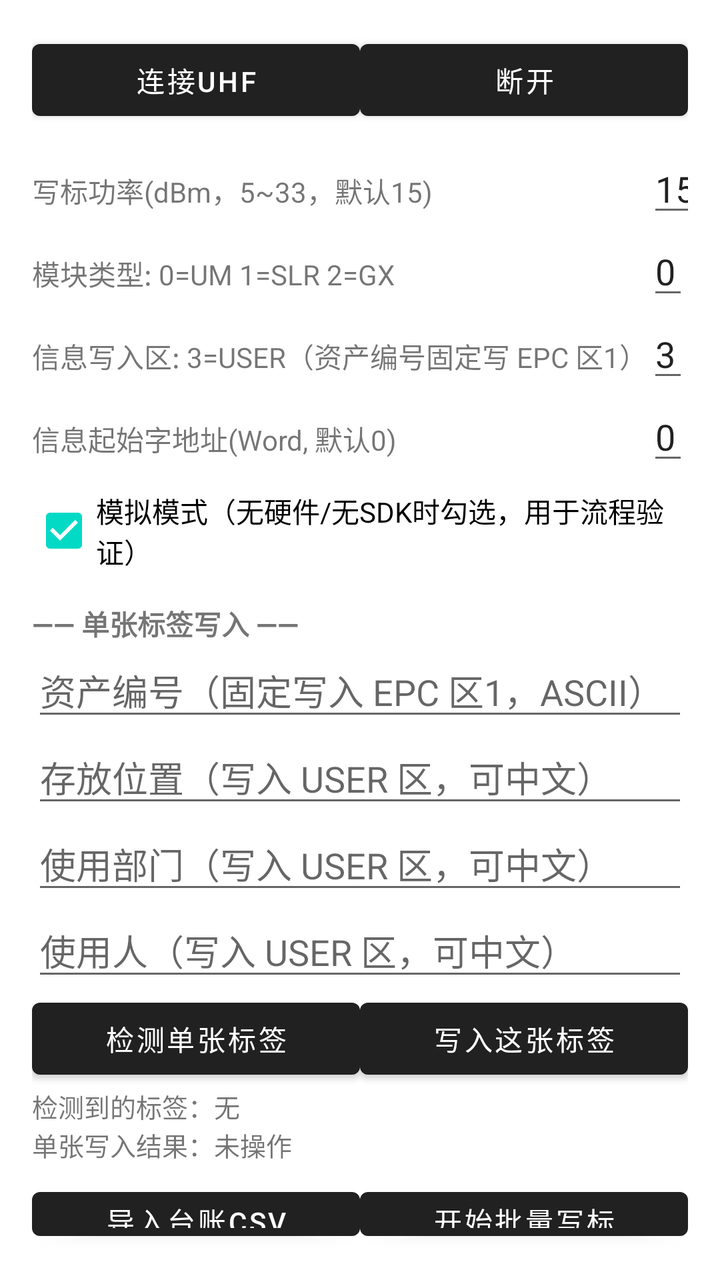
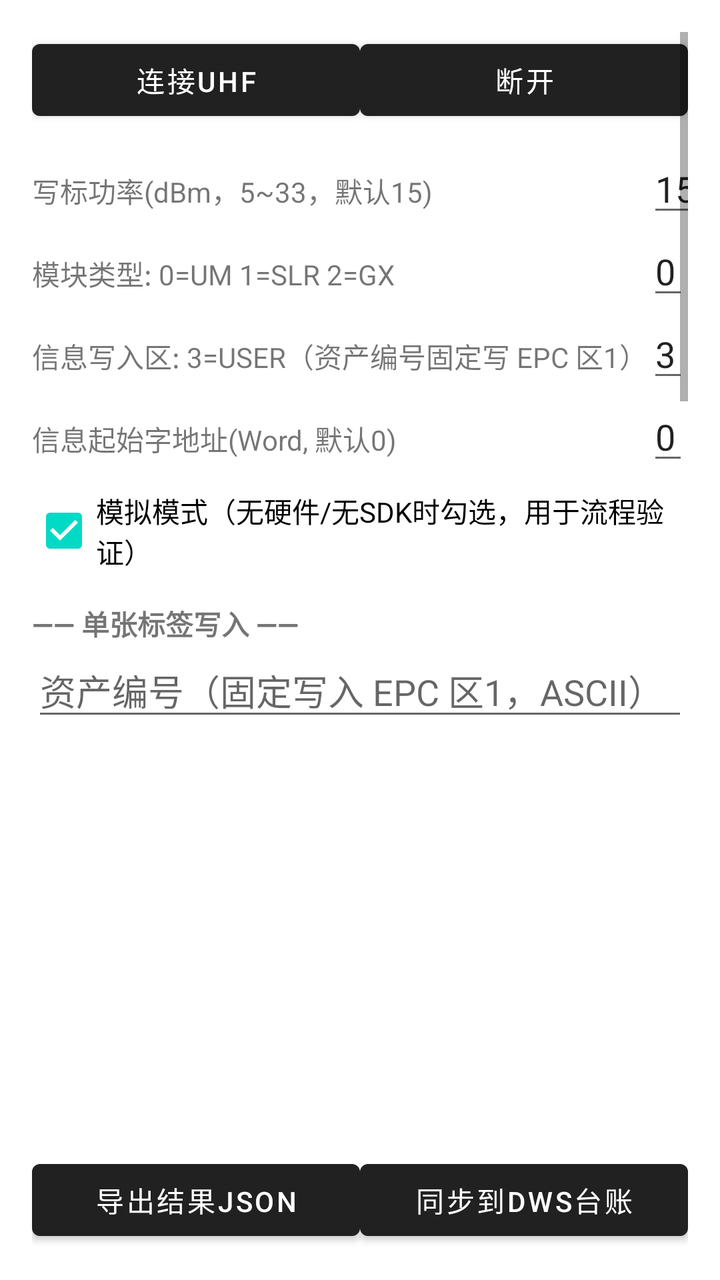

The first picture is an Android layout as it rendered before a commit; the second is the same layout after the commit. The layout source and the unified diff follow.
<!-- AndroidManifest.xml: application theme Theme.MaterialComponents.DayNight.DarkActionBar -->
<!-- res/layout/activity_main.xml -->
<?xml version="1.0" encoding="utf-8"?>
<LinearLayout xmlns:android="http://schemas.android.com/apk/res/android"
    android:layout_width="match_parent"
    android:layout_height="match_parent"
    android:orientation="vertical"
    android:padding="16dp">

    
    <LinearLayout
        android:layout_width="match_parent"
        android:layout_height="wrap_content"
        android:orientation="horizontal">
        <Button
            android:id="@+id/btnConnect"
            android:layout_width="0dp"
            android:layout_height="wrap_content"
            android:layout_weight="1"
            android:text="连接UHF" />
        <Button
            android:id="@+id/btnDisconnect"
            android:layout_width="0dp"
            android:layout_height="wrap_content"
            android:layout_weight="1"
            android:text="断开" />
    </LinearLayout>

    <GridLayout
        android:layout_width="match_parent"
        android:layout_height="wrap_content"
        android:columnCount="2"
        android:rowCount="4"
        android:layout_marginTop="8dp">

        <TextView android:text="@string/hint_power" />
        <EditText
            android:id="@+id/etPower"
            android:inputType="number"
            android:text="15" />

        <TextView android:text="@string/hint_module" />
        <EditText
            android:id="@+id/etModule"
            android:inputType="number"
            android:text="0" />

        <TextView android:text="@string/hint_target_bank" />
        <EditText
            android:id="@+id/etBank"
            android:inputType="number"
            android:text="3" />

        <TextView android:text="@string/hint_start_word" />
        <EditText
            android:id="@+id/etStartWord"
            android:inputType="number"
            android:text="0" />
    </GridLayout>

    
    <CheckBox
        android:id="@+id/chkSimulate"
        android:layout_width="match_parent"
        android:layout_height="wrap_content"
        android:layout_marginTop="4dp"
        android:checked="true"
        android:text="模拟模式（无硬件/无SDK时勾选，用于流程验证）" />

    
    <TextView
        android:layout_width="match_parent"
        android:layout_height="wrap_content"
        android:layout_marginTop="12dp"
        android:textStyle="bold"
        android:text="@string/single_section" />

    <EditText
        android:id="@+id/etSingleAsset"
        android:layout_width="match_parent"
        android:layout_height="wrap_content"
        android:inputType="text"
        android:hint="@string/hint_single_asset" />

    <EditText
        android:id="@+id/etLocation"
        android:layout_width="match_parent"
        android:layout_height="wrap_content"
        android:inputType="text"
        android:hint="@string/hint_location" />

    <EditText
        android:id="@+id/etDept"
        android:layout_width="match_parent"
        android:layout_height="wrap_content"
        android:inputType="text"
        android:hint="@string/hint_dept" />

    <EditText
        android:id="@+id/etOwner"
        android:layout_width="match_parent"
        android:layout_height="wrap_content"
        android:inputType="text"
        android:hint="@string/hint_owner" />

    <LinearLayout
        android:layout_width="match_parent"
        android:layout_height="wrap_content"
        android:orientation="horizontal">
        <Button
            android:id="@+id/btnDetectSingle"
            android:layout_width="0dp"
            android:layout_height="wrap_content"
            android:layout_weight="1"
            android:text="@string/btn_detect_single" />
        <Button
            android:id="@+id/btnWriteSingle"
            android:layout_width="0dp"
            android:layout_height="wrap_content"
            android:layout_weight="1"
            android:text="@string/btn_write_single" />
    </LinearLayout>

    <TextView
        android:id="@+id/tvDetected"
        android:layout_width="match_parent"
        android:layout_height="wrap_content"
        android:text="@string/tv_detected"
        android:textSize="13sp" />

    <TextView
        android:id="@+id/tvSingleResult"
        android:layout_width="match_parent"
        android:layout_height="wrap_content"
        android:text="@string/tv_single_result"
        android:textSize="13sp" />

    
    <LinearLayout
        android:layout_width="match_parent"
        android:layout_height="wrap_content"
        android:orientation="horizontal"
        android:layout_marginTop="8dp">
        <Button
            android:id="@+id/btnImport"
            android:layout_width="0dp"
            android:layout_height="wrap_content"
            android:layout_weight="1"
            android:text="导入台账CSV" />
        <Button
            android:id="@+id/btnStartWrite"
            android:layout_width="0dp"
            android:layout_height="wrap_content"
            android:layout_weight="1"
            android:text="开始批量写标" />
    </LinearLayout>

    
    <TextView
        android:id="@+id/tvStatus"
        android:layout_width="match_parent"
        android:layout_height="wrap_content"
        android:layout_marginTop="8dp"
        android:text="状态：未连接"
        android:textSize="14sp" />

    <TextView
        android:id="@+id/tvProgress"
        android:layout_width="match_parent"
        android:layout_height="wrap_content"
        android:text="进度：0 / 0"
        android:textSize="14sp" />

    
    <androidx.recyclerview.widget.RecyclerView
        android:id="@+id/rvResults"
        android:layout_width="match_parent"
        android:layout_height="0dp"
        android:layout_weight="1"
        android:layout_marginTop="8dp" />

    
    <LinearLayout
        android:layout_width="match_parent"
        android:layout_height="wrap_content"
        android:orientation="horizontal">
        <Button
            android:id="@+id/btnExport"
            android:layout_width="0dp"
            android:layout_height="wrap_content"
            android:layout_weight="1"
            android:text="导出结果JSON" />
        <Button
            android:id="@+id/btnSync"
            android:layout_width="0dp"
            android:layout_height="wrap_content"
            android:layout_weight="1"
            android:text="同步到dws台账" />
    </LinearLayout>
</LinearLayout>
<!-- resources referenced by this layout -->
<resources>
  <string name="btn_detect_single">检测单张标签</string>
  <string name="btn_write_single">写入这张标签</string>
  <string name="hint_dept">使用部门（写入 USER 区，可中文）</string>
  <string name="hint_location">存放位置（写入 USER 区，可中文）</string>
  <string name="hint_module">模块类型: 0=UM 1=SLR 2=GX</string>
  <string name="hint_owner">使用人（写入 USER 区，可中文）</string>
  <string name="hint_power">写标功率(dBm，5~33，默认15)</string>
  <string name="hint_single_asset">资产编号（固定写入 EPC 区1，ASCII）</string>
  <string name="hint_start_word">信息起始字地址(Word, 默认0)</string>
  <string name="hint_target_bank">信息写入区: 3=USER（资产编号固定写 EPC 区1）</string>
  <string name="single_section">—— 单张标签写入 ——</string>
  <string name="tv_detected">检测到的标签：无</string>
  <string name="tv_single_result">单张写入结果：未操作</string>
</resources>

<!-- the commit's change to res/layout/activity_main.xml (unified diff, before → after) -->
@@ -6,6 +6,18 @@
     android:padding="16dp">
 
     
+    <ScrollView
+        android:layout_width="match_parent"
+        android:layout_height="0dp"
+        android:layout_weight="1"
+        android:fillViewport="true">
+
+        <LinearLayout
+            android:layout_width="match_parent"
+            android:layout_height="wrap_content"
+            android:orientation="vertical">
+
+    
     <LinearLayout
         android:layout_width="match_parent"
         android:layout_height="wrap_content"
@@ -169,13 +181,16 @@
         android:text="进度：0 / 0"
         android:textSize="14sp" />
 
+        </LinearLayout>
+    </ScrollView>
+
     
     <androidx.recyclerview.widget.RecyclerView
         android:id="@+id/rvResults"
         android:layout_width="match_parent"
-        android:layout_height="0dp"
-        android:layout_weight="1"
-        android:layout_marginTop="8dp" />
+        android:layout_height="200dp"
+        android:layout_marginTop="8dp"
+        android:nestedScrollingEnabled="true" />
 
     
     <LinearLayout
